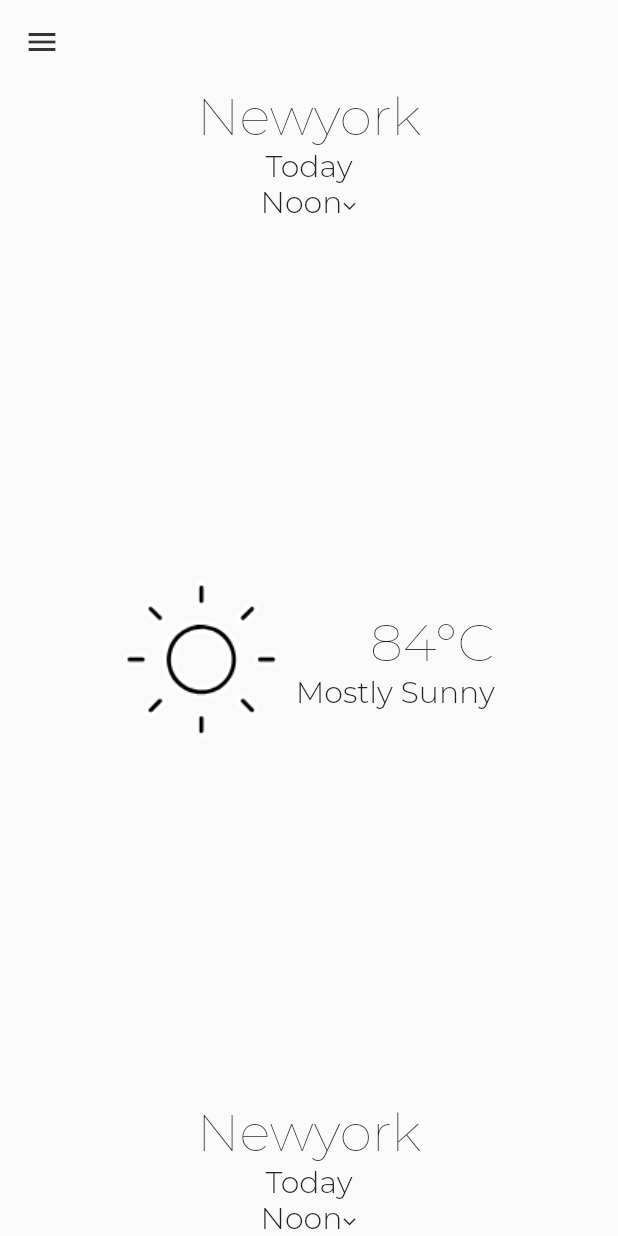
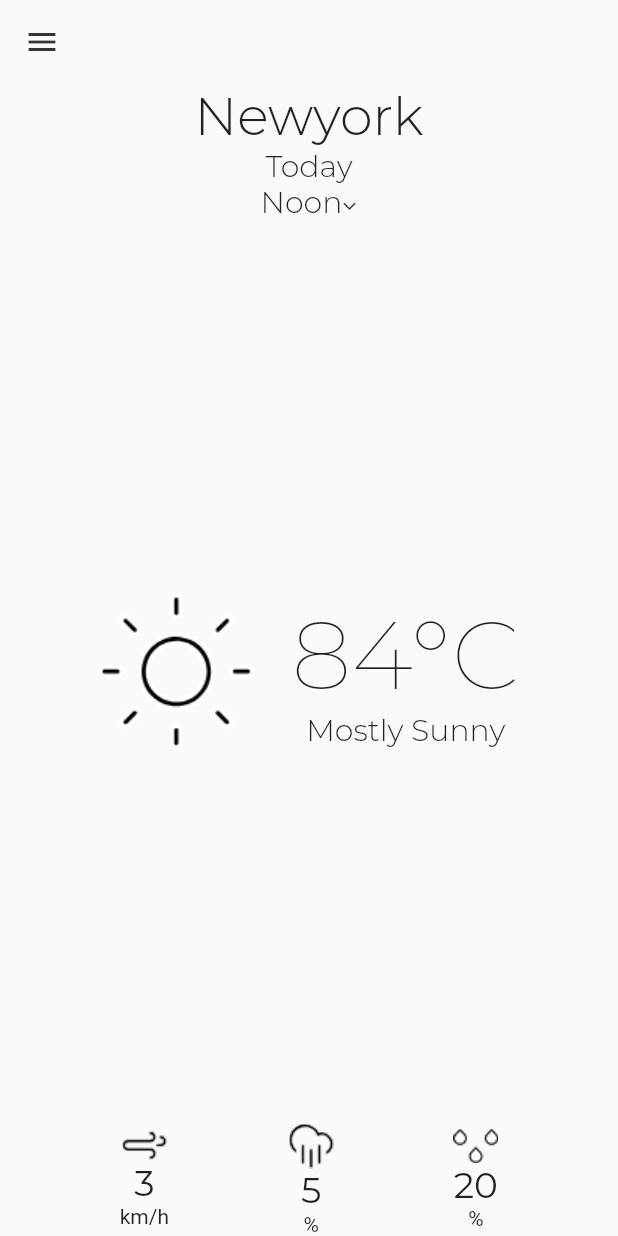
Before and after one commit to GDG-GANDHINAGAR/flutter-studyjam, a Flutter app: the screen it shows after launch, on a phone screen of 412 x 824 dp. Run offline on Flutter 3.47's test engine with Material 2 defaults, Android fonts, the phone set to English and light mode, and no system bars; project files that could hold a hidden picture were left out.

Commit message:
implemented bottom row, drawer, dark and light theme switch, all assets will load using the assets/images/

```diff
--- a/lib/main.dart
+++ b/lib/main.dart
@@ -1,35 +1,43 @@
 import 'package:flutter/material.dart';
 
 void main() => runApp(new MyApp());
+//  TODO use InheritedWidget
 
 class MyApp extends StatelessWidget {
   @override
   Widget build(BuildContext context) {
     return new MaterialApp(
-      title: 'Movie App',
+      title: 'Weather App',
       home: new Home(),
       debugShowCheckedModeBanner: false,
     );
   }
 }
 
-class Home extends StatelessWidget {
+class Home extends StatefulWidget {
+  @override
+  _HomeState createState() => new _HomeState();
+}
+
+class _HomeState extends State<Home> {
+  bool _isLiGht = true;
+
   Widget buildWeatherDisplay() {
     return Row(
       mainAxisAlignment: MainAxisAlignment.center,
       children: <Widget>[
         Image.asset('assets/images/Sun.png'),
-        Padding(
-          padding: EdgeInsets.all(5.0),
+        SizedBox(
+          width: 24.0,
         ),
         Column(
-          crossAxisAlignment: CrossAxisAlignment.end,
+          crossAxisAlignment: CrossAxisAlignment.center,
           children: <Widget>[
             Text(
               '84°C',
               style: TextStyle(
                   fontFamily: 'Montserrat',
-                  fontSize: 35.0,
+                  fontSize: 64.0,
                   fontWeight: FontWeight.w200),
             ),
             Text(
@@ -53,7 +61,7 @@ class Home extends StatelessWidget {
           style: TextStyle(
               fontFamily: 'Montserrat',
               fontSize: 35.0,
-              fontWeight: FontWeight.w200),
+              fontWeight: FontWeight.w300),
         ),
         Text(
           'Today',
@@ -103,25 +111,95 @@ class Home extends StatelessWidget {
 
   @override
   Widget build(BuildContext context) {
-    return Scaffold(
+    final GlobalKey<ScaffoldState> _drawerKey = new GlobalKey<ScaffoldState>();
+    return SafeArea(
+      child: Theme(
+        data: _isLiGht ? ThemeData.light() : ThemeData.dark(),
+        child: Scaffold(
+          key: _drawerKey,
           appBar: new AppBar(
             elevation: 0.0,
             backgroundColor: Colors.transparent,
             leading: new IconButton(
-          onPressed: () {},
               icon: Icon(Icons.menu),
               color: Color(0xff343434),
+              onPressed: () {
+                _drawerKey.currentState.openDrawer();
+              },
             ),
           ),
-      body: new Column(
+          drawer: Drawer(
+            child: Column(
+              children: <Widget>[
+                ListTile(
+                  title: Text(_isLiGht ? "Night" : "Day"),
+                  leading: Image.asset(
+                    'assets/images/Sun.png',
+                    width: 24.0,
+                    height: 24.0,
+                  ),
+                  onTap: () {
+                    setState(() {
+                      _isLiGht = !_isLiGht;
+                      Navigator.pop(context);
+                    });
+                  },
+                ),
+              ],
+            ),
+          ),
+          body: LayoutBuilder(
+            builder:
+                (BuildContext context, BoxConstraints viewportConstraints) {
+              return SingleChildScrollView(
+                child: ConstrainedBox(
+                  constraints: BoxConstraints(
+                    minHeight: viewportConstraints.maxHeight,
+                  ),
+                  child: new Column(
                     mainAxisAlignment: MainAxisAlignment.spaceBetween,
                     crossAxisAlignment: CrossAxisAlignment.stretch,
                     children: <Widget>[
                       buildCityDisplay(),
                       buildWeatherDisplay(),
-          buildCityDisplay(),
+                      bottomLayout(),
                     ],
+                  ),
+                ),
+              );
+            },
+          ),
+        ),
       ),
     );
   }
+
+  Widget bottomLayout() {
+    return Row(
+      mainAxisSize: MainAxisSize.max,
+      crossAxisAlignment: CrossAxisAlignment.center,
+      mainAxisAlignment: MainAxisAlignment.spaceEvenly,
+      children: <Widget>[
+        bottomIconColumn('assets/images/wind.png', "3", "km/h"),
+        bottomIconColumn('assets/images/rain.png', "5", "%"),
+        bottomIconColumn('assets/images/drizzle.png', "20", "%"),
+      ],
+    );
   }
+
+  Widget bottomIconColumn(String icon, String txtValue, String indication) {
+    return Column(
+      mainAxisSize: MainAxisSize.min,
+      children: <Widget>[
+        Image.asset(
+          icon,
+        ),
+        Text(
+          txtValue,
+          style: TextStyle(fontFamily: 'Montserrat', fontSize: 24.0),
+        ),
+        Text(indication),
+      ],
+    );
+  }
+}
--- /dev/null
+++ b/lib/utils/Utils.dart
@@ -0,0 +1,13 @@
+class Utils {
+  bool isNight() {
+    bool isNight = false;
+    DateTime time = DateTime.now();
+    var hour = time.hour;
+    if (hour < 6 || hour > 18) {
+      isNight = true;
+    } else {
+      isNight = false;
+    }
+    return isNight;
+  }
+}
--- a/pubspec.yaml
+++ b/pubspec.yaml
@@ -38,7 +38,7 @@ flutter:
 
   # To add assets to your application, add an assets section, like this:
   assets:
-    - assets/images/Sun.png
+    - assets/images/
 
   # An image asset can refer to one or more resolution-specific "variants", see
   # https://flutter.io/assets-and-images/#resolution-aware.
```
Lines whose indentation alone changed are shown as unchanged.
